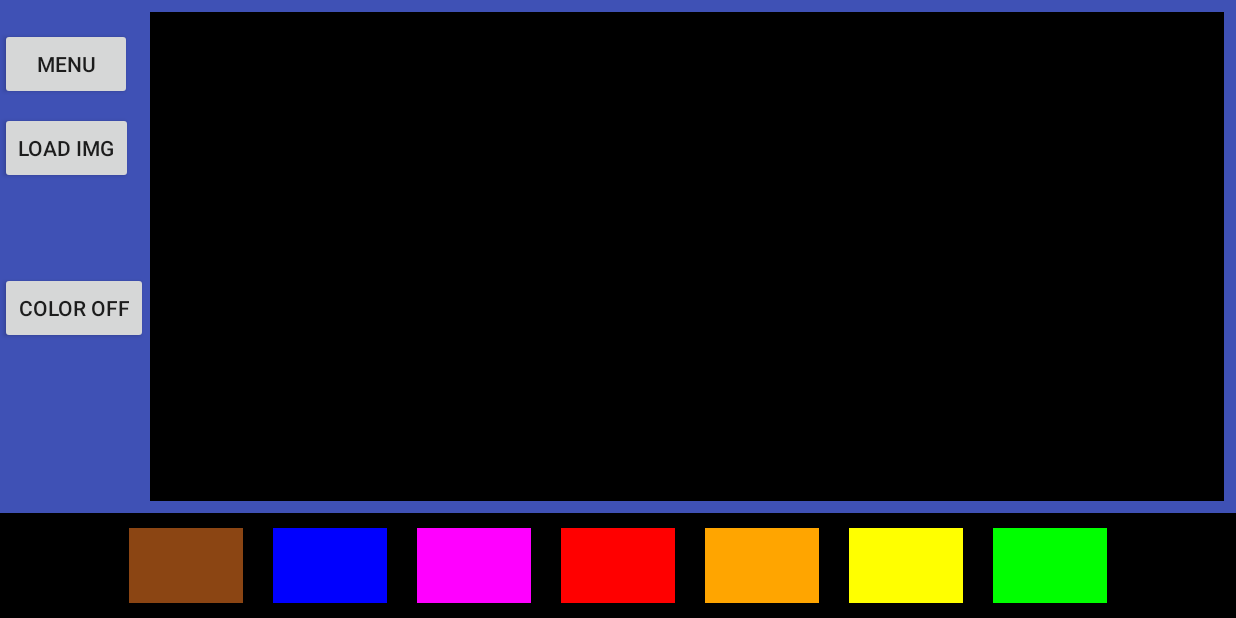
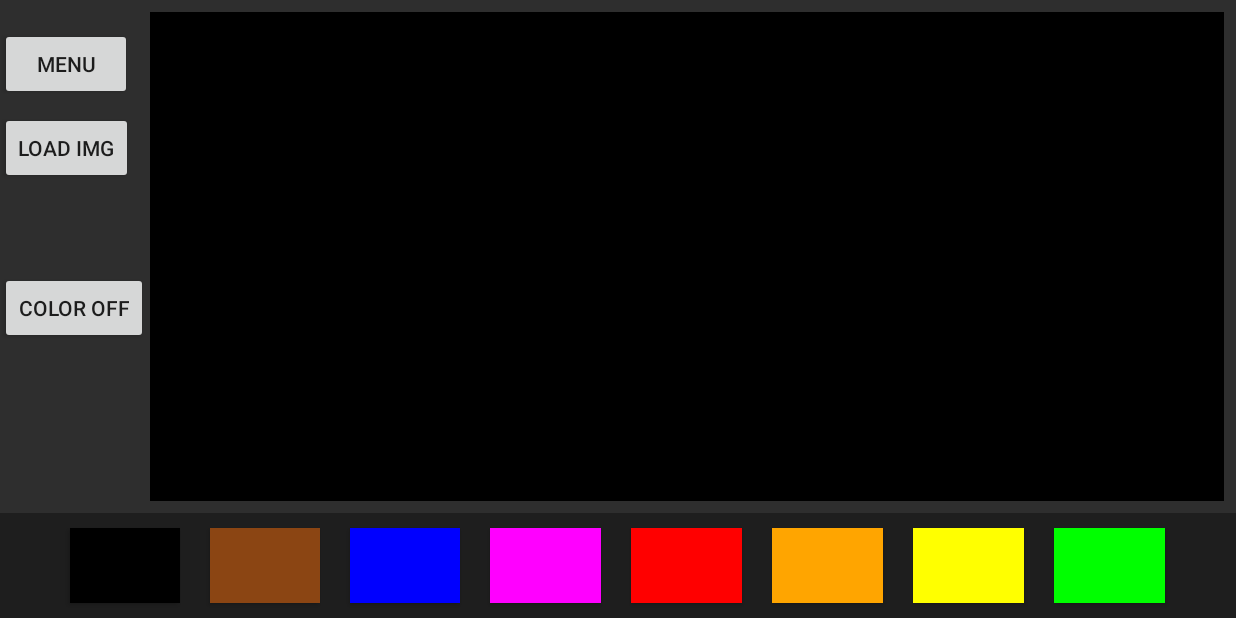
Before and after one commit to MOOOoooD/IColorMyWorld, an Android app: the UserPaint_using screen opened directly, with no data from a screen before it, on a phone screen of 824 x 412 dp (held sideways). Run offline under Robolectric (Android 15) with nearby library versions, the light colour scheme and no system bars; libraries missing offline, so code that uses them is left out: org.opencv.android, org.opencv.core, org.opencv.imgproc; 2 statements that could not run were skipped.

Commit message:
editing custom views-added black to palette

```diff
--- a/app/src/main/java/com/apps/mooooood/functforapp/UserPaint_using.java
+++ b/app/src/main/java/com/apps/mooooood/functforapp/UserPaint_using.java
@@ -418,9 +418,9 @@ For menu items on bottom tool bar
 
 
 
-//    public void colorBlack(View view){
-//        pCustomView.setPaint(getResources().getInteger(R.integer.black));
-//    }
+    public void colorBlack(View view){
+        pCustomView.setPaint(getResources().getInteger(R.color.black));
+    }
     public void colorBrown(View view){
         pCustomView.setPaint(getResources().getColor(R.color.brown));
     }
--- a/app/src/main/res/layout/activity_user_paint.xml
+++ b/app/src/main/res/layout/activity_user_paint.xml
@@ -4,8 +4,8 @@
     xmlns:tools="http://schemas.android.com/tools"
     android:layout_width="match_parent"
     android:layout_height="match_parent"
-    android:background="@color/colorPrimary"
-    tools:context="com.apps.mooooood.functforapp.UserPaint_using">
+    tools:context="com.apps.mooooood.functforapp.UserPaint_using"
+    android:background="@color/dkgray">
 
 
     <Button
@@ -58,7 +58,7 @@
         android:layout_width="match_parent"
         android:layout_height="wrap_content"
         android:layout_marginTop="8dp"
-        android:background="@color/black"
+        android:background="@color/palettegray"
         android:gravity="center"
         android:orientation="horizontal"
         android:weightSum="9"
@@ -69,6 +69,15 @@
         app:layout_constraintVertical_bias="1.0">
 
 
+        <Button
+            android:id="@+id/colorBlkBtn"
+            style="@style/SmallButton"
+            android:layout_width="0dp"
+            android:layout_height="wrap_content"
+            android:layout_margin="10dp"
+            android:layout_weight="1"
+            android:background="@color/black"
+            android:onClick="colorBlack" />
         <Button
             android:id="@+id/colorBrBtn"
             style="@style/SmallButton"
--- a/app/src/main/res/values/colors.xml
+++ b/app/src/main/res/values/colors.xml
@@ -14,4 +14,7 @@
     <color name="green">#00FF00</color>
     <color name="black">#000000</color>
 
+    <color name="palettegray">#1e1e1e</color>
+    <color name="dkgray">#2e2e2e</color>
+
 </resources>
```
